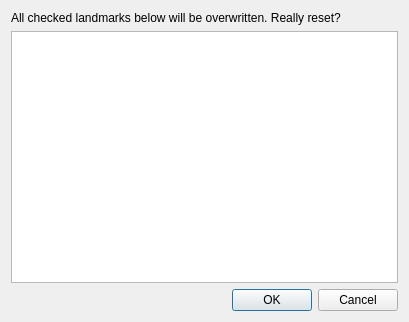
The window that forms/DetectionCheckDialog.ui (frontiersi/FaceTools) describes before a commit, drawn with Qt 5.
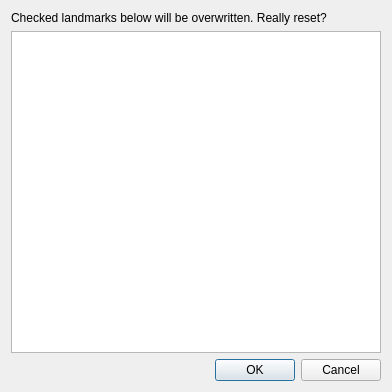
The same window after the commit.

The edit to the form file:
```diff
--- a/forms/DetectionCheckDialog.ui
+++ b/forms/DetectionCheckDialog.ui
@@ -6,8 +6,8 @@
    <rect>
     <x>0</x>
     <y>0</y>
-    <width>409</width>
-    <height>322</height>
+    <width>388</width>
+    <height>392</height>
    </rect>
   </property>
   <property name="windowTitle">
@@ -17,10 +17,13 @@
    <bool>true</bool>
   </property>
   <layout class="QVBoxLayout" name="verticalLayout">
+   <property name="sizeConstraint">
+    <enum>QLayout::SetMinimumSize</enum>
+   </property>
    <item>
     <widget class="QLabel" name="label">
      <property name="text">
-      <string>All checked landmarks below will be overwritten. Really reset?</string>
+      <string>Checked landmarks below will be overwritten. Really reset?</string>
      </property>
      <property name="wordWrap">
       <bool>false</bool>
@@ -28,10 +31,29 @@
     </widget>
    </item>
    <item>
-    <widget class="QTableWidget" name="table"/>
+    <widget class="QTableWidget" name="table">
+     <property name="sizePolicy">
+      <sizepolicy hsizetype="Preferred" vsizetype="Preferred">
+       <horstretch>0</horstretch>
+       <verstretch>1</verstretch>
+      </sizepolicy>
+     </property>
+     <property name="minimumSize">
+      <size>
+       <width>370</width>
+       <height>320</height>
+      </size>
+     </property>
+    </widget>
    </item>
    <item>
     <widget class="QDialogButtonBox" name="buttonBox">
+     <property name="sizePolicy">
+      <sizepolicy hsizetype="Preferred" vsizetype="Preferred">
+       <horstretch>0</horstretch>
+       <verstretch>0</verstretch>
+      </sizepolicy>
+     </property>
      <property name="orientation">
       <enum>Qt::Horizontal</enum>
      </property>
```
